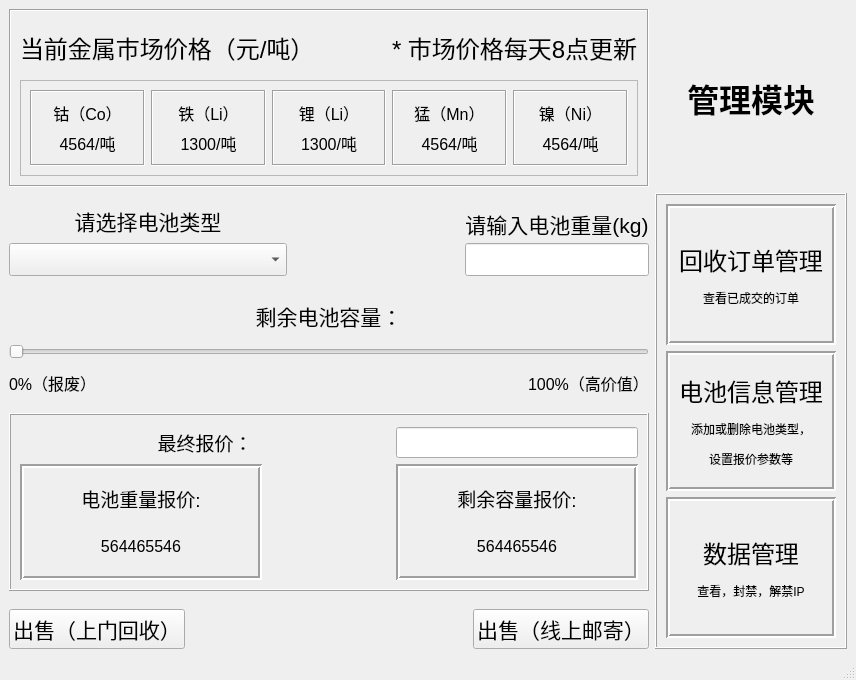
Before: the Qt Designer form mainwindow.ui in RipplesDance/WasteMetalRecoverySystem, drawn with Qt 5.
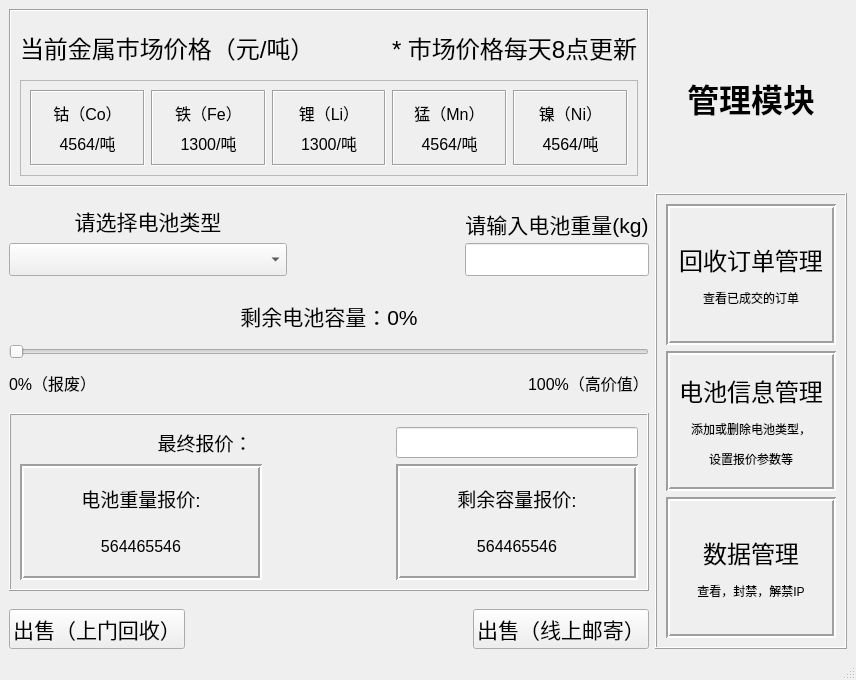
After: the same form once the commit is applied.

Commit message: SOH Slider began to work

Diff of the .ui file:
```diff
--- a/mainwindow.ui
+++ b/mainwindow.ui
@@ -161,7 +161,7 @@
                   </font>
                  </property>
                  <property name="text">
-                  <string>铁（Li）</string>
+                  <string>铁（Fe）</string>
                  </property>
                  <property name="alignment">
                   <set>Qt::AlignCenter</set>
@@ -355,7 +355,7 @@
              </font>
             </property>
             <property name="text">
-             <string>剩余电池容量：</string>
+             <string>剩余电池容量：0%</string>
             </property>
             <property name="alignment">
              <set>Qt::AlignCenter</set>
```
Left out of the diff: 27 changed lines with no effect on the pictures. The commit also changes 2 other files.
